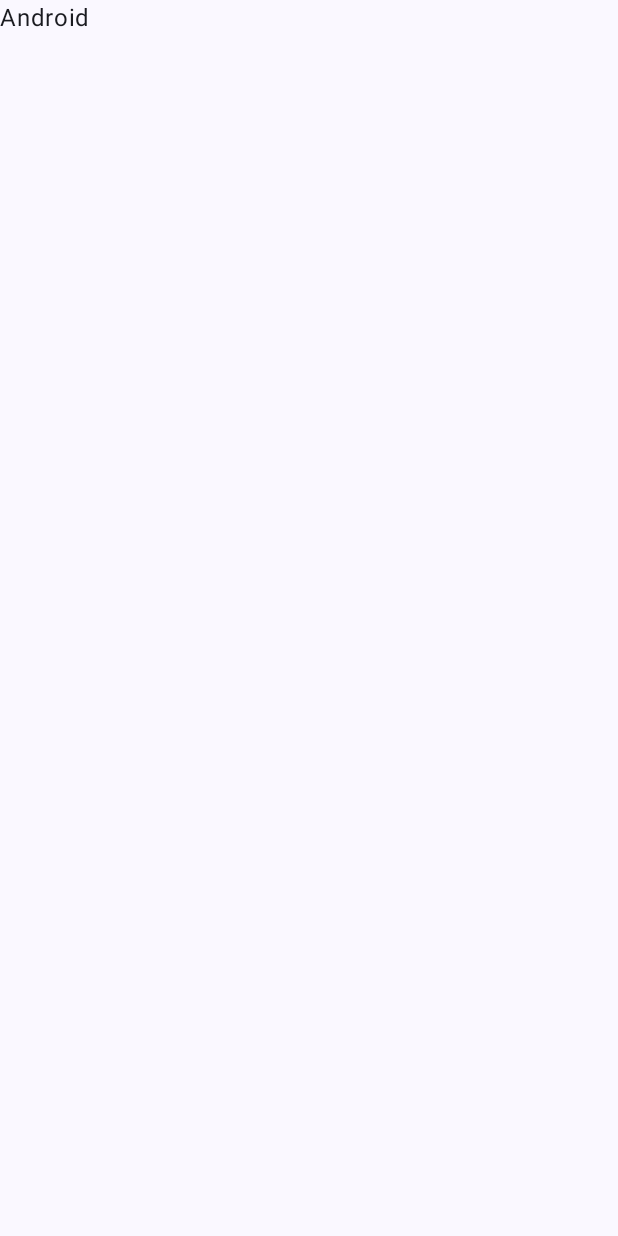
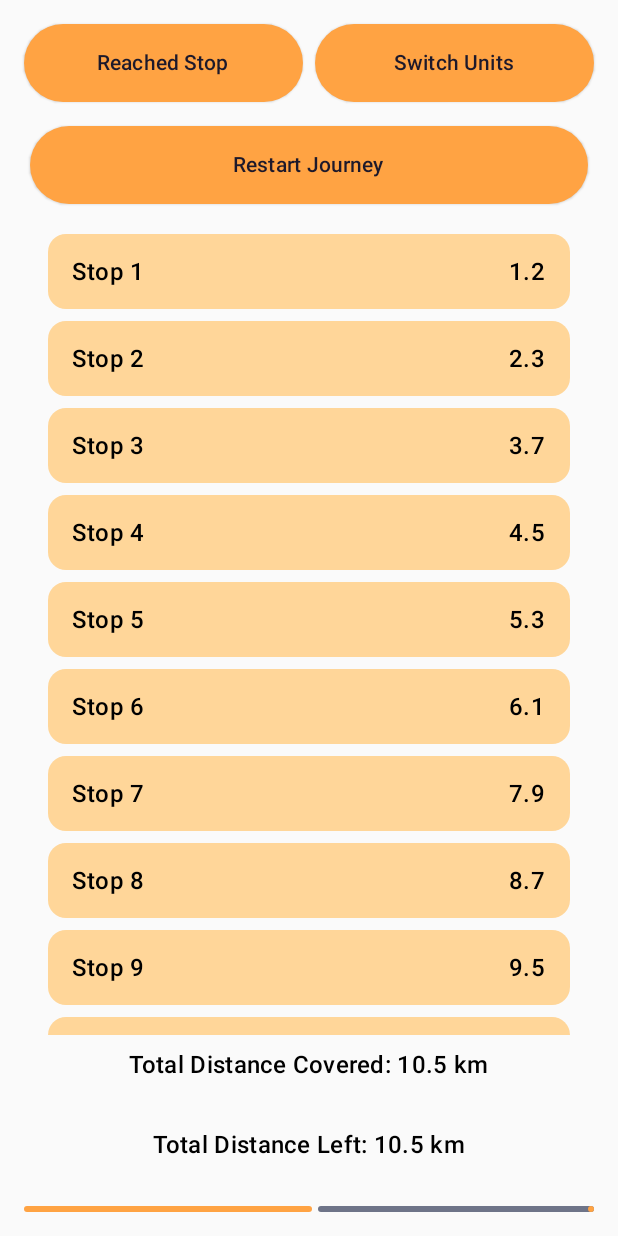
Before and after one commit to dikshasethi2511/Mobile_Computing_Assignment_1, an Android app built with Jetpack Compose: the screen it shows after launch (MainActivity), on a phone screen of 412 x 824 dp. Before the commit the screen is almost empty. Run offline under Robolectric (Android 15) with nearby library versions, the phone set to English and light mode, and no system bars; libraries missing offline, so code that uses them is left out: com.google.android.gms.

Commit message:
chore: fixed app's UI and changed color scheme

```diff
--- a/app/build.gradle.kts
+++ b/app/build.gradle.kts
@@ -59,6 +59,7 @@ dependencies {
     implementation("androidx.compose.ui:ui-graphics")
     implementation("androidx.compose.ui:ui-tooling-preview")
     implementation("androidx.compose.material3:material3")
+    implementation("com.google.android.gms:play-services-wallet:19.2.1")
     testImplementation("junit:junit:4.13.2")
     androidTestImplementation("androidx.test.ext:junit:1.1.5")
     androidTestImplementation("androidx.test.espresso:espresso-core:3.5.1")
--- a/app/src/main/java/com/example/navigationapp/MainActivity.kt
+++ b/app/src/main/java/com/example/navigationapp/MainActivity.kt
@@ -1,10 +1,11 @@
 package com.example.navigationapp
 
+import LightOrangeColorScheme
 import android.os.Bundle
-import android.widget.ProgressBar
 import androidx.activity.ComponentActivity
 import androidx.activity.compose.setContent
 import androidx.annotation.StringRes
+import androidx.compose.foundation.background
 import androidx.compose.foundation.layout.Arrangement
 import androidx.compose.foundation.layout.Column
 import androidx.compose.foundation.layout.PaddingValues
@@ -13,9 +14,8 @@ import androidx.compose.foundation.layout.fillMaxSize
 import androidx.compose.foundation.layout.fillMaxWidth
 import androidx.compose.foundation.layout.height
 import androidx.compose.foundation.layout.padding
-import androidx.compose.foundation.layout.wrapContentSize
 import androidx.compose.foundation.lazy.LazyColumn
-import androidx.compose.material3.Button
+import androidx.compose.material3.ButtonDefaults
 import androidx.compose.material3.ElevatedButton
 import androidx.compose.material3.LinearProgressIndicator
 import androidx.compose.material3.MaterialTheme
@@ -24,23 +24,19 @@ import androidx.compose.material3.Text
 import androidx.compose.runtime.Composable
 import androidx.compose.ui.Alignment
 import androidx.compose.ui.Modifier
+import androidx.compose.ui.graphics.Color
 import androidx.compose.ui.res.stringResource
 import androidx.compose.ui.tooling.preview.Preview
 import androidx.compose.ui.unit.dp
 import com.example.navigationapp.ui.theme.NavigationAppTheme
+import com.google.android.gms.wallet.button.ButtonConstants
 
 class MainActivity : ComponentActivity() {
     override fun onCreate(savedInstanceState: Bundle?) {
         super.onCreate(savedInstanceState)
         setContent {
             NavigationAppTheme {
-                // A surface container using the 'background' color from the theme
-                Surface(
-                    modifier = Modifier.fillMaxSize(),
-                    color = MaterialTheme.colorScheme.background
-                ) {
-                    Text("Android")
-                }
+                MyApp()
             }
         }
     }
@@ -49,7 +45,7 @@ class MainActivity : ComponentActivity() {
 @Composable
 fun StopElement(modifier: Modifier = Modifier, @StringRes name: Int, @StringRes distance: Int) {
     Surface(
-        color = MaterialTheme.colorScheme.primary,
+        color = LightOrangeColorScheme.primary,
         modifier = modifier
             .fillMaxWidth()
             .height(50.dp)
@@ -105,16 +101,17 @@ fun JourneyDetails(modifier: Modifier = Modifier) {
 
         Text(
             "Total Distance Covered: 10.5 km",
-            style = MaterialTheme.typography.bodyMedium
+            style = MaterialTheme.typography.titleMedium,
         )
 
         Text(
             "Total Distance Left: 10.5 km",
-            style = MaterialTheme.typography.bodyMedium
+            style = MaterialTheme.typography.titleMedium,
         )
         LinearProgressIndicator(
             progress = 0.5f,
             modifier = Modifier.fillMaxWidth(),
+            color = LightOrangeColorScheme.secondary,
         )
     }
 }
@@ -135,7 +132,12 @@ fun TopButtonsRow(modifier: Modifier = Modifier) {
                 onClick = {},
                 modifier = Modifier
                     .weight(1f)
-                    .padding(end = 4.dp)
+                    .padding(end = 4.dp),
+                colors = ButtonDefaults.buttonColors(
+                    containerColor = LightOrangeColorScheme.secondary,
+                    contentColor = LightOrangeColorScheme.onSecondaryContainer
+                )
+
             ) {
                 Text(
                     "Reached Stop",
@@ -147,7 +149,11 @@ fun TopButtonsRow(modifier: Modifier = Modifier) {
                 onClick = {},
                 modifier = Modifier
                     .weight(1f)
-                    .padding(start = 4.dp)
+                    .padding(start = 4.dp),
+                colors = ButtonDefaults.buttonColors(
+                    containerColor = LightOrangeColorScheme.secondary,
+                    contentColor = LightOrangeColorScheme.onSecondaryContainer
+                )
             ) {
                 Text(
                     "Switch Units",
@@ -166,7 +172,11 @@ fun TopButtonsRow(modifier: Modifier = Modifier) {
                 onClick = {},
                 modifier = Modifier
                     .fillMaxWidth()
-                    .padding(horizontal = 4.dp) // Adjust the padding as needed
+                    .padding(horizontal = 4.dp),
+                colors = ButtonDefaults.buttonColors(
+                    containerColor = LightOrangeColorScheme.secondary,
+                    contentColor = LightOrangeColorScheme.onSecondaryContainer
+                )
             ) {
                 Text(
                     "Restart Journey",
@@ -178,8 +188,6 @@ fun TopButtonsRow(modifier: Modifier = Modifier) {
 }
 
 
-
-
 @Composable
 fun MyApp(modifier: Modifier = Modifier) {
     Column(
@@ -188,7 +196,11 @@ fun MyApp(modifier: Modifier = Modifier) {
             .padding(16.dp),
     ) {
         TopButtonsRow(modifier = Modifier.weight(1f))
-        StopsColumn(modifier = Modifier.weight(2f).padding(bottom = 8.dp))
+        StopsColumn(
+            modifier = Modifier
+                .weight(2f)
+                .padding(bottom = 8.dp)
+        )
         JourneyDetails(modifier = Modifier.weight(1f))
     }
 }
@@ -235,7 +247,7 @@ fun TopButtonsRowPreview() {
 
 @Preview(showBackground = true, widthDp = 320)
 @Composable
-fun JourneyDetailsPreview(){
+fun JourneyDetailsPreview() {
     NavigationAppTheme { JourneyDetails() }
 }
 
--- a/app/src/main/java/com/example/navigationapp/ui/theme/Color.kt
+++ b/app/src/main/java/com/example/navigationapp/ui/theme/Color.kt
@@ -1,11 +1,42 @@
-package com.example.navigationapp.ui.theme
-
+import androidx.compose.material3.darkColorScheme
+import androidx.compose.material3.lightColorScheme
 import androidx.compose.ui.graphics.Color
 
-val Purple80 = Color(0xFFD0BCFF)
-val PurpleGrey80 = Color(0xFFCCC2DC)
-val Pink80 = Color(0xFFEFB8C8)
+val LightOrange = Color(0xFFFFD699)
+val DarkOrange = Color(0xFFFFA343)
+val AccentOrange = Color(0xFFFF5C00)
 
-val Purple40 = Color(0xFF6650a4)
-val PurpleGrey40 = Color(0xFF625b71)
-val Pink40 = Color(0xFF7D5260)
+val LightGray = Color(0xFFE0E0E0)
+val DarkGray = Color(0xFF616161)
+
+val DarkBackground = Color(0xFF121212)
+val LightBackground = Color(0xFFFFFFFF)
+
+val DarkOnBackground = Color(0xFFFFFFFF)
+val LightOnBackground = Color(0xFF000000)
+
+val LightOrangeColorScheme = lightColorScheme(
+    primary = LightOrange,
+    secondary = DarkOrange,
+    tertiary = AccentOrange,
+    background = LightBackground,
+    surface = LightBackground,
+    onPrimary = DarkOnBackground,
+    onSecondary = DarkOnBackground,
+    onTertiary = DarkOnBackground,
+    onBackground = DarkOnBackground,
+    onSurface = DarkOnBackground
+)
+
+val DarkOrangeColorScheme = darkColorScheme(
+    primary = LightOrange,
+    secondary = DarkOrange,
+    tertiary = AccentOrange,
+    background = DarkBackground,
+    surface = DarkBackground,
+    onPrimary = LightOnBackground,
+    onSecondary = LightOnBackground,
+    onTertiary = LightOnBackground,
+    onBackground = LightOnBackground,
+    onSurface = LightOnBackground
+)
--- a/app/src/main/java/com/example/navigationapp/ui/theme/Theme.kt
+++ b/app/src/main/java/com/example/navigationapp/ui/theme/Theme.kt
@@ -1,5 +1,7 @@
 package com.example.navigationapp.ui.theme
 
+import DarkOrangeColorScheme
+import LightOrangeColorScheme
 import android.app.Activity
 import android.os.Build
 import androidx.compose.foundation.isSystemInDarkTheme
@@ -15,28 +17,6 @@ import androidx.compose.ui.platform.LocalContext
 import androidx.compose.ui.platform.LocalView
 import androidx.core.view.WindowCompat
 
-private val DarkColorScheme = darkColorScheme(
-    primary = Purple80,
-    secondary = PurpleGrey80,
-    tertiary = Pink80
-)
-
-private val LightColorScheme = lightColorScheme(
-    primary = Purple40,
-    secondary = PurpleGrey40,
-    tertiary = Pink40
-
-    /* Other default colors to override
-    background = Color(0xFFFFFBFE),
-    surface = Color(0xFFFFFBFE),
-    onPrimary = Color.White,
-    onSecondary = Color.White,
-    onTertiary = Color.White,
-    onBackground = Color(0xFF1C1B1F),
-    onSurface = Color(0xFF1C1B1F),
-    */
-)
-
 @Composable
 fun NavigationAppTheme(
     darkTheme: Boolean = isSystemInDarkTheme(),
@@ -50,8 +30,9 @@ fun NavigationAppTheme(
             if (darkTheme) dynamicDarkColorScheme(context) else dynamicLightColorScheme(context)
         }
 
-        darkTheme -> DarkColorScheme
-        else -> LightColorScheme
+        darkTheme ->
+            DarkOrangeColorScheme
+        else -> LightOrangeColorScheme
     }
     val view = LocalView.current
     if (!view.isInEditMode) {
```
